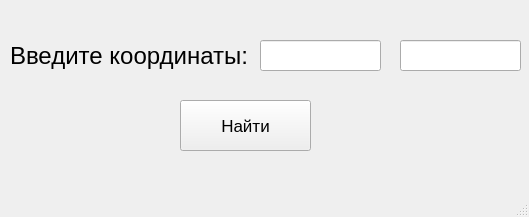
First picture: the form in untitled.ui, repository Kaisa1906/Maps.API, before the edit.
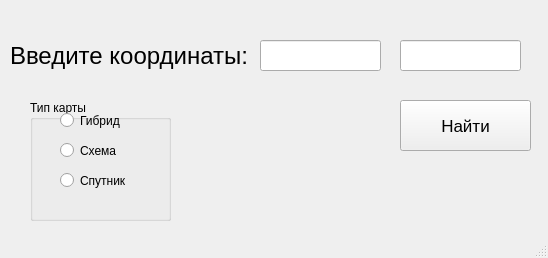
Second picture: the form after the edit.

Diff of the .ui file:
```diff
--- a/untitled.ui
+++ b/untitled.ui
@@ -6,8 +6,8 @@
    <rect>
     <x>0</x>
     <y>0</y>
-    <width>529</width>
-    <height>217</height>
+    <width>548</width>
+    <height>258</height>
    </rect>
   </property>
   <property name="windowTitle">
@@ -58,7 +58,7 @@
    <widget class="QPushButton" name="btn">
     <property name="geometry">
      <rect>
-      <x>180</x>
+      <x>400</x>
       <y>100</y>
       <width>131</width>
       <height>51</height>
@@ -73,6 +73,58 @@
      <string>Найти</string>
     </property>
    </widget>
+   <widget class="QGroupBox" name="Type">
+    <property name="geometry">
+     <rect>
+      <x>30</x>
+      <y>100</y>
+      <width>141</width>
+      <height>121</height>
+     </rect>
+    </property>
+    <property name="title">
+     <string>Тип карты</string>
+    </property>
+    <widget class="QRadioButton" name="gibr">
+     <property name="geometry">
+      <rect>
+       <x>30</x>
+       <y>10</y>
+       <width>91</width>
+       <height>21</height>
+      </rect>
+     </property>
+     <property name="text">
+      <string>Гибрид</string>
+     </property>
+    </widget>
+    <widget class="QRadioButton" name="shem">
+     <property name="geometry">
+      <rect>
+       <x>30</x>
+       <y>40</y>
+       <width>101</width>
+       <height>21</height>
+      </rect>
+     </property>
+     <property name="text">
+      <string>Схема</string>
+     </property>
+    </widget>
+    <widget class="QRadioButton" name="sput">
+     <property name="geometry">
+      <rect>
+       <x>30</x>
+       <y>60</y>
+       <width>91</width>
+       <height>41</height>
+      </rect>
+     </property>
+     <property name="text">
+      <string>Спутник</string>
+     </property>
+    </widget>
+   </widget>
   </widget>
   <widget class="QMenuBar" name="menubar">
    <property name="geometry">
```
Left out of the diff: 2 changed lines with no effect on the pictures.
